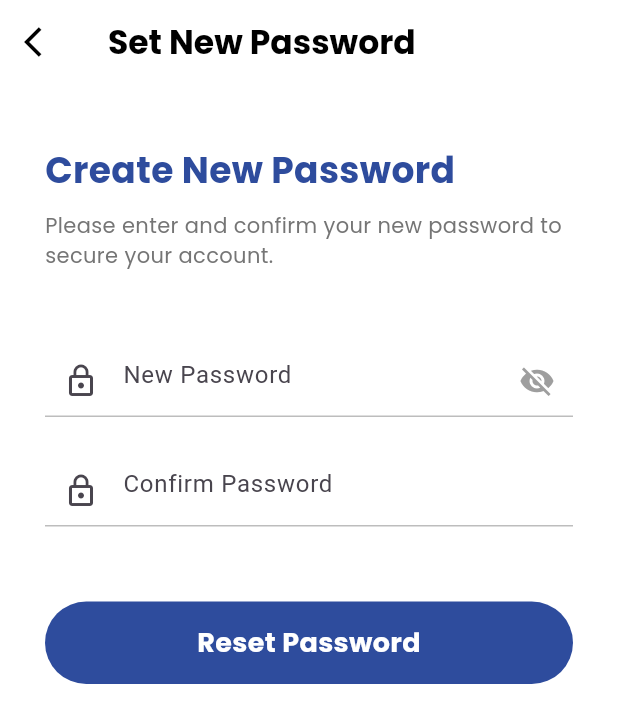
After one commit to raj-113192007/tokn_app, a Flutter app: the ResetPasswordPage screen opened directly, on a phone screen of 412 x 824 dp. The commit adds this screen. Shown: the top 723 px of the screen. Run offline on Flutter 3.47's test engine with Material 3 defaults, Android fonts, the phone set to English and light mode, and no system bars; our stand-ins replace device_info_plus, flutter_local_notifications, flutter_secure_storage, flutter_staggered_animations, geolocator, google_fonts and 8 more; missing offline and left inert: flutter_facebook_auth, home_widget; accounts and stored records are empty; network calls fail.

Commit message:
feat: implement Supabase authentication service and user flows for OTP, password reset, and profile management

```diff
--- /dev/null
+++ b/lib/reset_password_page.dart
@@ -0,0 +1,176 @@
+import 'package:flutter/material.dart';
+import 'package:google_fonts/google_fonts.dart';
+import 'widgets/animation_utils.dart';
+import 'package:tokn/services/supabase_service.dart';
+import 'package:tokn/widgets/tokn_snackbar.dart';
+import 'package:tokn/login_page.dart';
+
+class ResetPasswordPage extends StatefulWidget {
+  const ResetPasswordPage({super.key});
+
+  @override
+  State<ResetPasswordPage> createState() => _ResetPasswordPageState();
+}
+
+class _ResetPasswordPageState extends State<ResetPasswordPage> {
+  final TextEditingController _passwordController = TextEditingController();
+  final TextEditingController _confirmPasswordController = TextEditingController();
+  bool _isLoading = false;
+  bool _isPasswordVisible = false;
+
+  @override
+  Widget build(BuildContext context) {
+    return Scaffold(
+      backgroundColor: Colors.white,
+      appBar: AppBar(
+        backgroundColor: Colors.white,
+        elevation: 0,
+        leading: IconButton(
+          icon: const Icon(Icons.arrow_back_ios, color: Colors.black),
+          onPressed: () => Navigator.pop(context),
+        ),
+        title: Text(
+          'Set New Password',
+          style: GoogleFonts.poppins(
+            color: Colors.black,
+            fontWeight: FontWeight.bold,
+          ),
+        ),
+      ),
+      body: Padding(
+        padding: const EdgeInsets.symmetric(horizontal: 30),
+        child: Column(
+          crossAxisAlignment: CrossAxisAlignment.start,
+          children: [
+            const SizedBox(height: 40),
+            Text(
+              'Create New Password',
+              style: GoogleFonts.poppins(
+                fontSize: 24,
+                fontWeight: FontWeight.bold,
+                color: const Color(0xFF2E4C9D),
+              ),
+            ),
+            const SizedBox(height: 10),
+            Text(
+              'Please enter and confirm your new password to secure your account.',
+              style: GoogleFonts.poppins(
+                fontSize: 14,
+                color: Colors.grey[600],
+              ),
+            ),
+            const SizedBox(height: 50),
+            TextField(
+              controller: _passwordController,
+              obscureText: !_isPasswordVisible,
+              decoration: InputDecoration(
+                hintText: 'New Password',
+                prefixIcon: const Icon(Icons.lock_outline),
+                suffixIcon: IconButton(
+                  icon: Icon(
+                    _isPasswordVisible ? Icons.visibility : Icons.visibility_off,
+                    color: Colors.grey,
+                  ),
+                  onPressed: () => setState(() => _isPasswordVisible = !_isPasswordVisible),
+                ),
+                enabledBorder: const UnderlineInputBorder(
+                  borderSide: BorderSide(color: Colors.black26),
+                ),
+                focusedBorder: const UnderlineInputBorder(
+                  borderSide: BorderSide(color: Color(0xFF2E4C9D), width: 2),
+                ),
+              ),
+            ),
+            const SizedBox(height: 25),
+            TextField(
+              controller: _confirmPasswordController,
+              obscureText: !_isPasswordVisible,
+              decoration: InputDecoration(
+                hintText: 'Confirm Password',
+                prefixIcon: const Icon(Icons.lock_outline),
+                enabledBorder: const UnderlineInputBorder(
+                  borderSide: BorderSide(color: Colors.black26),
+                ),
+                focusedBorder: const UnderlineInputBorder(
+                  borderSide: BorderSide(color: Color(0xFF2E4C9D), width: 2),
+                ),
+              ),
+            ),
+            const SizedBox(height: 50),
+            SizedBox(
+              width: double.infinity,
+              height: 55,
+              child: ScaleOnTap(
+                onTap: _isLoading ? null : _handleResetPassword,
+                child: Container(
+                  decoration: BoxDecoration(
+                    color: const Color(0xFF2E4C9D),
+                    borderRadius: BorderRadius.circular(30),
+                  ),
+                  child: Center(
+                    child: _isLoading
+                      ? const SizedBox(
+                          height: 20,
+                          width: 20,
+                          child: CircularProgressIndicator(color: Colors.white, strokeWidth: 2),
+                        )
+                      : Text(
+                          'Reset Password',
+                          style: GoogleFonts.poppins(
+                            color: Colors.white,
+                            fontSize: 18,
+                            fontWeight: FontWeight.bold,
+                          ),
+                        ),
+                  ),
+                ),
+              ),
+            ),
+          ],
+        ),
+      ),
+    );
+  }
+
+  Future<void> _handleResetPassword() async {
+    final password = _passwordController.text.trim();
+    final confirmPassword = _confirmPasswordController.text.trim();
+
+    if (password.isEmpty || confirmPassword.isEmpty) {
+      ToknSnackBar.show(context, message: 'Please fill all fields', type: SnackBarType.error);
+      return;
+    }
+
+    if (password != confirmPassword) {
+      ToknSnackBar.show(context, message: 'Passwords do not match', type: SnackBarType.error);
+      return;
+    }
+
+    if (password.length < 6) {
+      ToknSnackBar.show(context, message: 'Password must be at least 6 characters', type: SnackBarType.error);
+      return;
+    }
+
+    setState(() => _isLoading = true);
+
+    try {
+      await SupabaseService().updateUser(password: password);
+
+      if (mounted) {
+        ToknSnackBar.show(context, message: 'Password reset successful!', type: SnackBarType.success);
+        // Go back to login
+        Navigator.pushAndRemoveUntil(
+          context,
+          MaterialPageRoute(builder: (context) => const LoginPage()),
+          (route) => false,
+        );
+      }
+    } catch (e) {
+      if (mounted) {
+        ToknSnackBar.show(context, message: 'Failed to reset password: ${e.toString()}', type: SnackBarType.error);
+      }
+    } finally {
+      if (mounted) setState(() => _isLoading = false);
+    }
+  }
+}
```
Also changed, not shown: lib/forgot_password_page.dart (+11 -2 lines), lib/login_otp_page.dart (+11 -1 lines), lib/services/supabase_service.dart (+15 -13 lines).
